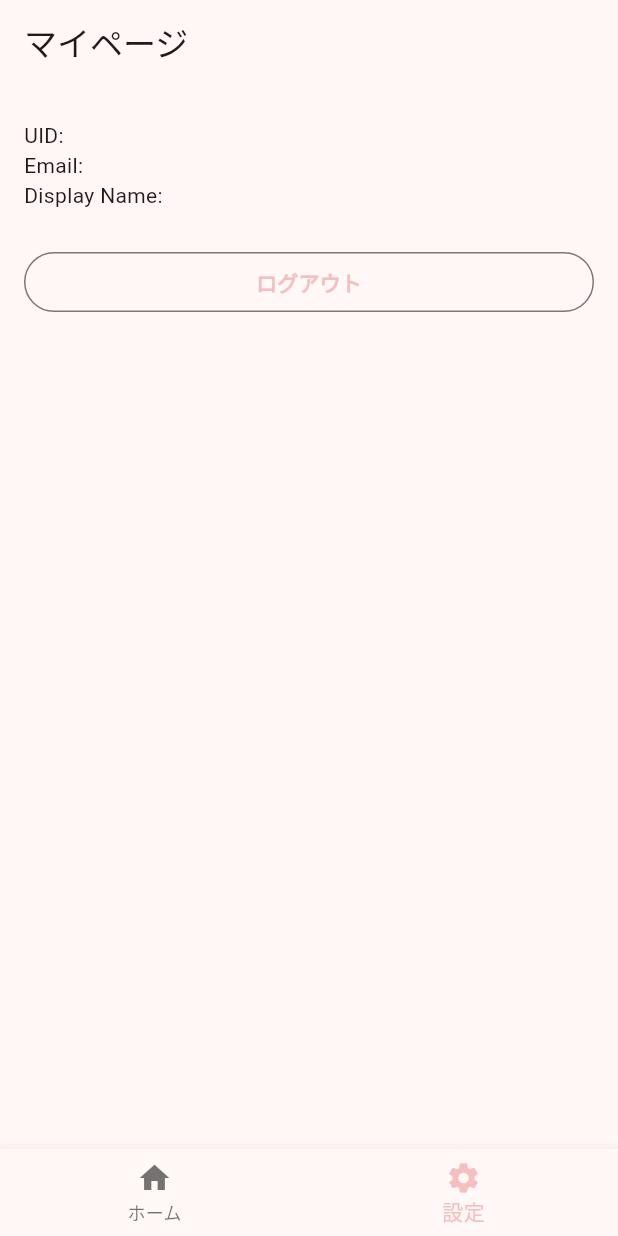
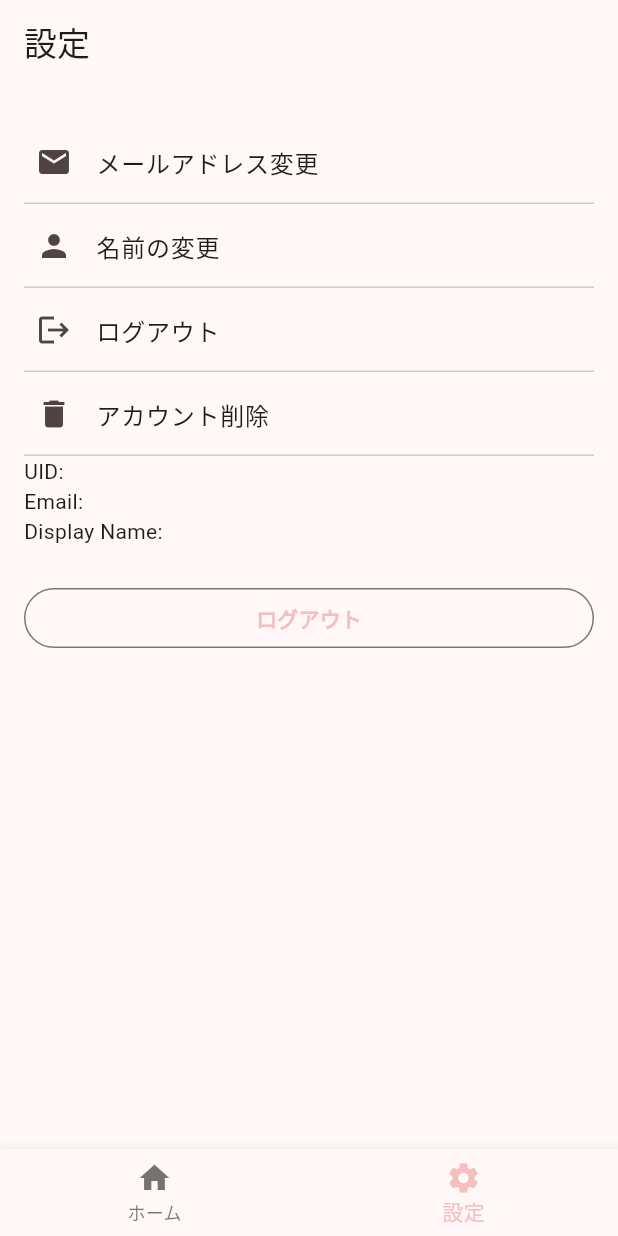
Before and after one commit to gentixyann/h_calender, a Flutter app: the screen it shows once a user with an empty profile is signed in, item 2 of the bottom bar chosen, on a phone screen of 412 x 824 dp. Run offline on Flutter 3.47's test engine with Material 3 defaults, Android fonts, the phone set to English and light mode, and no system bars; our stand-ins replace firebase_auth, firebase_core, flutter_riverpod, go_router, table_calendar; accounts and stored records are empty; generated files the repository leaves out were written again.

Commit message:
settingのListViewのui追加

```diff
--- a/lib/views/pages/settings_page.dart
+++ b/lib/views/pages/settings_page.dart
@@ -3,6 +3,7 @@ import 'package:flutter_riverpod/flutter_riverpod.dart';
 import 'package:go_router/go_router.dart';
 import 'package:h_calender/models/user.dart';
 import 'package:h_calender/router.dart';
+import 'package:h_calender/theme.dart';
 
 class SettingsPage extends StatelessWidget {
   const SettingsPage({super.key});
@@ -11,17 +12,101 @@ class SettingsPage extends StatelessWidget {
   Widget build(BuildContext context) {
     return Scaffold(
         appBar: AppBar(
-          title: const Text('マイページ'),
+          title: const Text('設定'),
         ),
         body: ListView(
           padding: const EdgeInsets.symmetric(horizontal: 16),
           children: const [
             SizedBox(height: 24),
+            _EmailTitle(),
+            _NameTitle(),
+            _SignOutTile(),
+            _DeleteTile(),
             _UserInfo(),
             SizedBox(height: 24),
             _SignOutButton(),
           ],
         ));
+  }
+}
+
+class _EmailTitle extends StatelessWidget {
+  const _EmailTitle();
+
+  @override
+  Widget build(BuildContext context) {
+    return _ListTile(
+      icon: const Icon(Icons.email),
+      title: 'メールアドレス変更',
+      onTap: () => print('メアド変更'),
+    );
+  }
+}
+
+class _NameTitle extends StatelessWidget {
+  const _NameTitle();
+
+  @override
+  Widget build(BuildContext context) {
+    return _ListTile(
+      icon: const Icon(Icons.person),
+      title: '名前の変更',
+      onTap: () => print('名前変更'),
+    );
+  }
+}
+
+class _SignOutTile extends StatelessWidget {
+  const _SignOutTile();
+
+  @override
+  Widget build(BuildContext context) {
+    return _ListTile(
+      icon: const Icon(Icons.logout),
+      title: 'ログアウト',
+      onTap: () => print('ログアウト'),
+    );
+  }
+}
+
+class _DeleteTile extends StatelessWidget {
+  const _DeleteTile();
+
+  @override
+  Widget build(BuildContext context) {
+    return _ListTile(
+      icon: const Icon(Icons.delete),
+      title: 'アカウント削除',
+      onTap: () => print('削除'),
+    );
+  }
+}
+
+class _ListTile extends StatelessWidget {
+  const _ListTile({
+    required this.icon,
+    required this.title,
+    required this.onTap,
+  });
+
+  final Icon icon;
+  final String title;
+  final VoidCallback onTap;
+
+  @override
+  Widget build(BuildContext context) {
+    return Column(crossAxisAlignment: CrossAxisAlignment.start, children: [
+      ListTile(
+        contentPadding: const EdgeInsets.symmetric(horizontal: 8),
+        leading: icon,
+        title: Text(title),
+        onTap: onTap,
+      ),
+      const Divider(
+        height: 0,
+        color: AppTheme.darkGray,
+      ),
+    ]);
   }
 }
 
```
